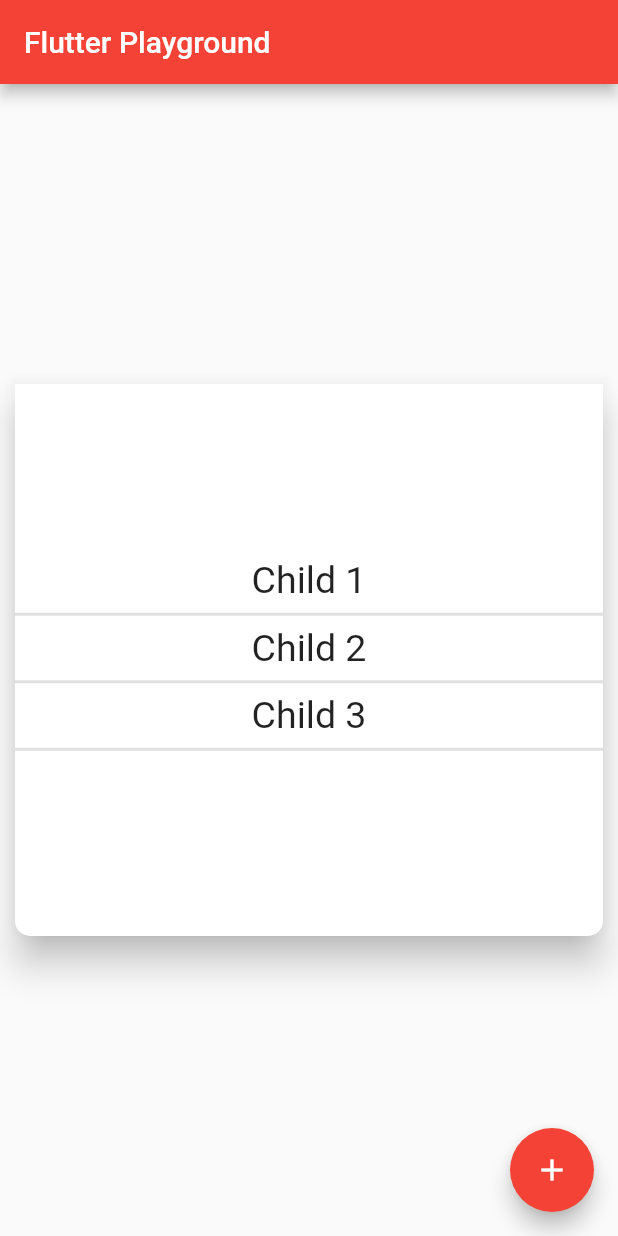
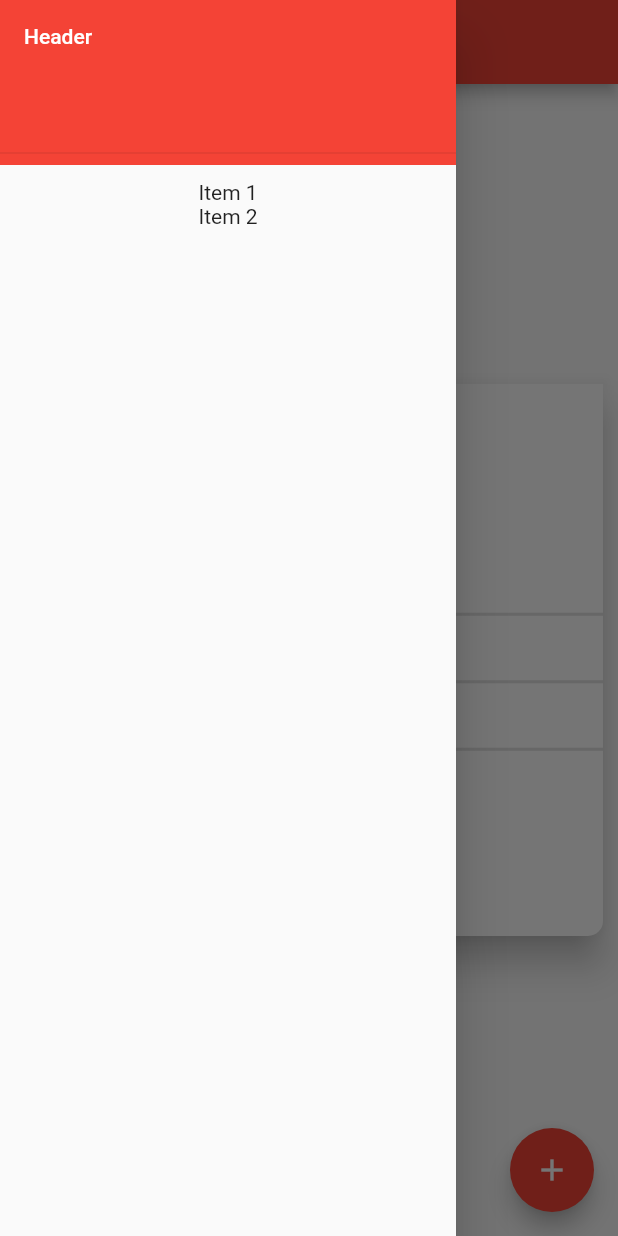
Before and after one commit to lgustavosoftwareengineer/flutter-studys, a Flutter app: the screen it shows after launch, with the side drawer open (before the commit the screen has no drawer), on a phone screen of 412 x 824 dp. Run offline on Flutter 3.47's test engine with Material 2 defaults, Android fonts, the phone set to English and light mode, and no system bars.

```diff
--- a/lib/src/app_widget.dart
+++ b/lib/src/app_widget.dart
@@ -1,5 +1,6 @@
 import 'package:flutter/material.dart';
 import 'package:hello_world/src/app_controller.dart';
+import 'package:hello_world/src/login_page.dart';
 
 import 'home_page.dart';
 
@@ -20,7 +21,7 @@ class AppWidget extends StatelessWidget {
           primarySwatch: Colors.red,
           brightness: AppController.instance.isDarkTheme ? Brightness.dark : Brightness.light ,
         ),
-        home: HomePage());
+        home: LoginPage());
     });
   }
 }
--- a/training_flutter/testing/lib/main.dart
+++ b/training_flutter/testing/lib/main.dart
@@ -23,6 +23,23 @@ class HomePage extends StatelessWidget {
     return Scaffold(
       appBar: AppBar(
         title: Text('Flutter Playground'),
+      ),
+      drawer: Drawer(
+        child: Column(
+          children: [
+            Container(
+              margin: EdgeInsets.only(bottom: 10),
+              height: 110,
+              width: double.infinity,
+              color: Colors.red,
+              child: DrawerHeader(
+                child: Text('Header', style: TextStyle(color: Colors.white),)
+              ),
+            ),
+            Text('Item 1'),
+            Text('Item 2'),
+          ],
+        ),
       ),
       body: Container(
         width: double.infinity,
```
